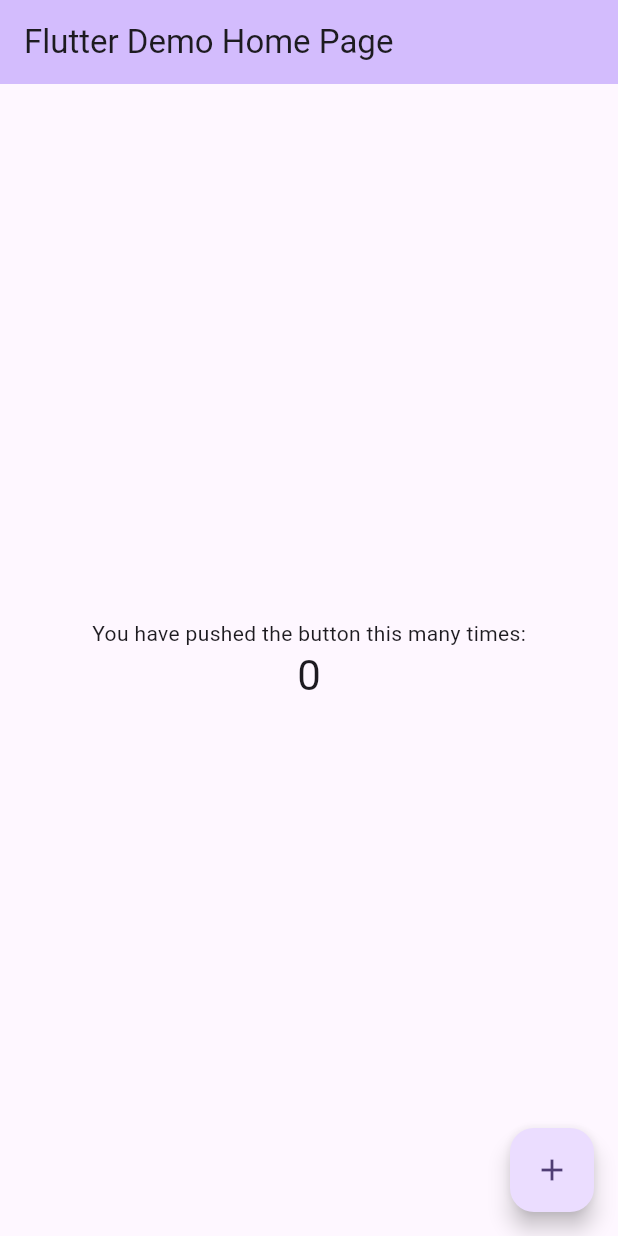
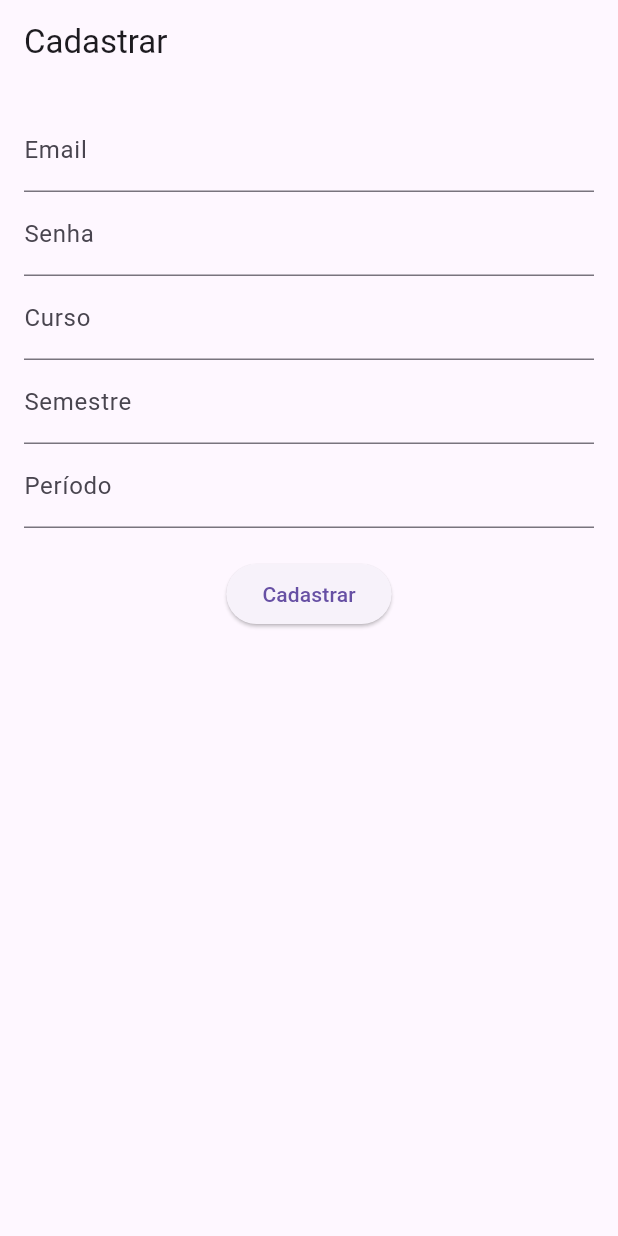
Before and after one commit to ThiagoNogueira2/App-Mobile-Web, a Flutter app: the screen it shows after launch, on a phone screen of 412 x 824 dp. Run offline on Flutter 3.47's test engine with Material 3 defaults, Android fonts, the phone set to English and light mode, and no system bars; our stand-ins replace supabase_flutter; accounts and stored records are empty.

```diff
--- a/lib/main.dart
+++ b/lib/main.dart
@@ -1,67 +1,28 @@
 import 'package:flutter/material.dart';
+import 'package:supabase_flutter/supabase_flutter.dart';
+import 'registrer.dart'; // Adicionando a importação do register.dart
 
-void main() {
-  runApp(const MyApp());
+void main() async {
+  WidgetsFlutterBinding.ensureInitialized();
+
+  await Supabase.initialize(
+    url: 'https://sxkswxpzhkjqbfccmeam.supabase.co', //Mesma chave sendo chamada
+    // Chave pegada do meu banco de dados, está sendo interligada de acordo com isso
+    anonKey:
+        'eyJhbGciOiJIUzI1NiIsInR5cCI6IkpXVCJ9.eyJpc3MiOiJzdXBhYmFzZSIsInJlZiI6InN4a3N3eHB6aGtqcWJmY2NtZWFtIiwicm9sZSI6ImFub24iLCJpYXQiOjE3NDM2ODEyNTYsImV4cCI6MjA1OTI1NzI1Nn0.yWXoehqNvf9fWXPiBTh0Q7ABieIbm1OF2J1TrscnFLU', // Chave anônima do seu projeto
+  );
+
+  runApp(MyApp()); //Aqui nos temos meu aplicativo sendo chamado
+  //De acordo com o registrer irá ter a construção do app com o forms
 }
 
 class MyApp extends StatelessWidget {
-  const MyApp({super.key});
-
-  // This widget is the root of your application.
   @override
   Widget build(BuildContext context) {
     return MaterialApp(
-      title: 'Flutter Demo',
-      theme: ThemeData(
-        colorScheme: ColorScheme.fromSeed(seedColor: Colors.deepPurple),
-      ),
-      home: const MyHomePage(title: 'Flutter Demo Home Page'),
+      title: 'Flutter App',
+      theme: ThemeData(primarySwatch: Colors.blue),
+      home: RegisterScreen(), //
     );
   }
 }
-
-class MyHomePage extends StatefulWidget {
-  const MyHomePage({super.key, required this.title});
-
-  final String title;
-
-  @override
-  State<MyHomePage> createState() => _MyHomePageState();
-}
-
-class _MyHomePageState extends State<MyHomePage> {
-  int _counter = 0;
-
-  void _incrementCounter() {
-    setState(() {
-      _counter++;
-    });
-  }
-
-  @override
-  Widget build(BuildContext context) {
-    return Scaffold(
-      appBar: AppBar(
-        backgroundColor: Theme.of(context).colorScheme.inversePrimary,
-        title: Text(widget.title),
-      ),
-      body: Center(
-        child: Column(
-          mainAxisAlignment: MainAxisAlignment.center,
-          children: <Widget>[
-            const Text('You have pushed the button this many times:'),
-            Text(
-              '$_counter',
-              style: Theme.of(context).textTheme.headlineMedium,
-            ),
-          ],
-        ),
-      ),
-      floatingActionButton: FloatingActionButton(
-        onPressed: _incrementCounter,
-        tooltip: 'Increment',
-        child: const Icon(Icons.add),
-      ),
-    );
-  }
-}
--- /dev/null
+++ b/lib/registrer.dart
@@ -0,0 +1,130 @@
+import 'package:flutter/material.dart';
+import 'package:supabase_flutter/supabase_flutter.dart';
+
+class RegisterScreen extends StatefulWidget {
+  @override
+  _RegisterScreenState createState() => _RegisterScreenState();
+}
+
+class _RegisterScreenState extends State<RegisterScreen> {
+  final _emailController = TextEditingController();
+  final _passwordController = TextEditingController();
+  final _courseController = TextEditingController();
+  final _semesterController = TextEditingController();
+  final _periodController = TextEditingController();
+  bool _isButtonDisabled = false;
+
+  Future<void> _signUp() async {
+    setState(() {
+      _isButtonDisabled = true;
+    });
+
+    // Registra o usuário no Supabase
+    final response = await Supabase.instance.client.auth.signUp(
+      _emailController.text,
+      _passwordController.text,
+    );
+
+    if (response.error != null) {
+      // Verifica o erro do cadastro
+      if (response.error!.message.contains('email rate limit exceeded')) {
+        ScaffoldMessenger.of(context).showSnackBar(
+          SnackBar(
+            content: Text(
+              'Limite de tentativas atingido. Tente novamente mais tarde.',
+            ),
+          ),
+        );
+      } else {
+        ScaffoldMessenger.of(context).showSnackBar(
+          SnackBar(
+            content: Text('Erro ao criar usuário: ${response.error!.message}'),
+          ),
+        );
+      }
+      setState(() {
+        _isButtonDisabled = false;
+      });
+      return;
+    }
+
+    // Usuário criado com sucesso
+    final user = response.user;
+
+    if (user != null) {
+      final userId = user.id;
+
+      // Armazene os dados adicionais na tabela "users" no Supabase
+
+      //Tabela users feita no supabase, criado no meu e-mail
+      final insertResponse =
+          await Supabase.instance.client.from('users').insert([
+            {
+              'user_id': userId,
+              'course': _courseController.text,
+              'semester': _semesterController.text,
+              'period': _periodController.text,
+            },
+          ]).execute();
+
+      if (insertResponse.error != null) {
+        ScaffoldMessenger.of(context).showSnackBar(
+          SnackBar(
+            content: Text(
+              'Erro ao salvar dados adicionais: ${insertResponse.error!.message}',
+            ),
+          ),
+        );
+      } else {
+        ScaffoldMessenger.of(context).showSnackBar(
+          SnackBar(content: Text('Usuário registrado com sucesso!')),
+        );
+      }
+    }
+
+    setState(() {
+      _isButtonDisabled = false;
+    });
+  }
+
+  // tabelas de verificação criadas para coletar as informações no supabase
+  @override
+  Widget build(BuildContext context) {
+    return Scaffold(
+      appBar: AppBar(title: Text('Cadastrar')),
+      body: Padding(
+        padding: const EdgeInsets.all(16.0),
+        child: Column(
+          children: [
+            TextField(
+              controller: _emailController,
+              decoration: InputDecoration(labelText: 'Email'),
+            ),
+            TextField(
+              controller: _passwordController,
+              obscureText: true,
+              decoration: InputDecoration(labelText: 'Senha'),
+            ),
+            TextField(
+              controller: _courseController,
+              decoration: InputDecoration(labelText: 'Curso'),
+            ),
+            TextField(
+              controller: _semesterController,
+              decoration: InputDecoration(labelText: 'Semestre'),
+            ),
+            TextField(
+              controller: _periodController,
+              decoration: InputDecoration(labelText: 'Período'),
+            ),
+            SizedBox(height: 20),
+            ElevatedButton(
+              onPressed: _isButtonDisabled ? null : _signUp,
+              child: Text('Cadastrar'),
+            ),
+          ],
+        ),
+      ),
+    );
+  }
+}
```
Also changed, not shown: pubspec.yaml (+6 -69 lines), pubspec.lock, 6 other files.
